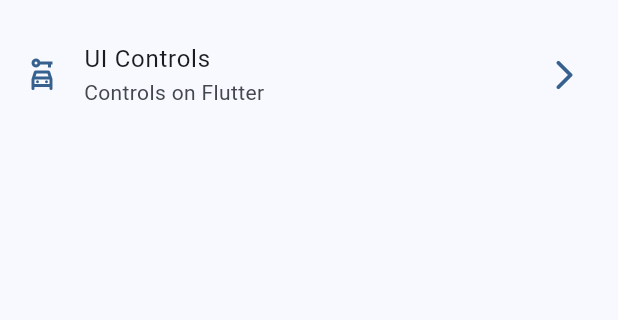
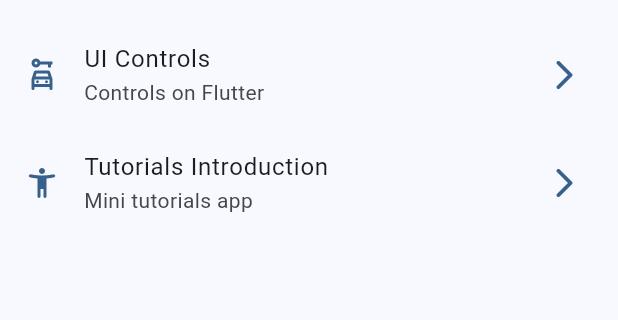
Before and after one commit to JuanDuran85/flutter_projects, a Flutter app: the HomeScreen screen opened directly, on a phone screen of 412 x 824 dp, the part 603-923 px from its top. Run offline on Flutter 3.47's test engine with Material 3 defaults, Android fonts, the phone set to English and light mode, and no system bars; our stand-ins replace animate_do, dio, go_router, google_fonts, video_player; statements that could not run were skipped.

Commit message:
tutorial app

```diff
--- a/widget_app/lib/config/menu/manu_items.dart
+++ b/widget_app/lib/config/menu/manu_items.dart
@@ -27,13 +27,13 @@ const appMenuItems = <MenuItem>[
     link: '/cards',
     icon: Icons.credit_card,
   ),
-    MenuItem(
+  MenuItem(
     title: 'ProgressIndicators',
     subtitle: 'Generales y controlados',
     link: '/progress',
     icon: Icons.refresh_rounded,
   ),
-      MenuItem(
+  MenuItem(
     title: 'Snackbars',
     subtitle: 'Snackbars en Flutter',
     link: '/snackbars',
@@ -45,10 +45,16 @@ const appMenuItems = <MenuItem>[
     link: '/animated',
     icon: Icons.check_box_outlined,
   ),
-    MenuItem(
+  MenuItem(
     title: 'UI Controls',
     subtitle: 'Controls on Flutter',
     link: '/ui-controls',
     icon: Icons.car_rental_outlined,
   ),
+  MenuItem(
+    title: 'Tutorials Introduction',
+    subtitle: 'Mini tutorials app',
+    link: '/tutorial',
+    icon: Icons.accessibility_new_rounded,
+  ),
 ];
--- a/widget_app/lib/config/router/app_router.dart
+++ b/widget_app/lib/config/router/app_router.dart
@@ -36,10 +36,15 @@ final appRouter = GoRouter(
       path: '/animated',
       builder: (context, state) => const AnimatedScreen(),
     ),
-        GoRoute(
+    GoRoute(
       name: UiControlScreen.name,
       path: '/ui-controls',
       builder: (context, state) => const UiControlScreen(),
     ),
+    GoRoute(
+      name: AppTutotialScreen.name,
+      path: '/tutorial',
+      builder: (context, state) => const AppTutotialScreen(),
+    ),
   ],
 );
```
Also changed, not shown: widget_app/assets/Images/1.png (added), widget_app/assets/Images/2.png (added), widget_app/assets/Images/3.png (added), widget_app/assets/Images/jar-loading.gif (added).
